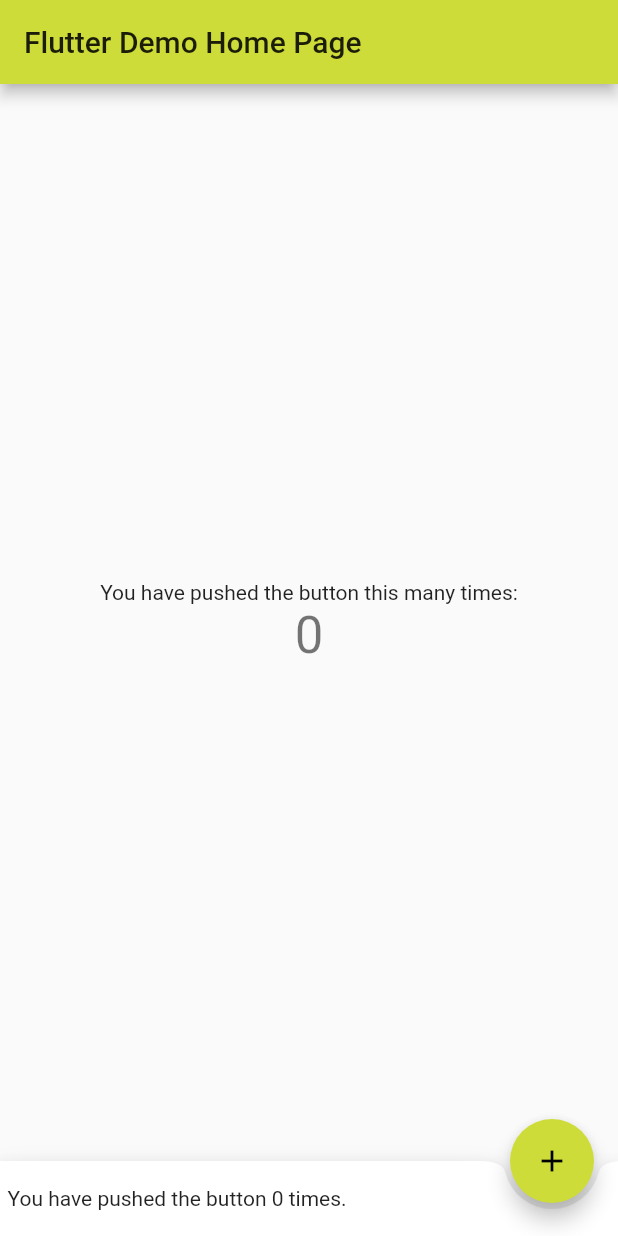
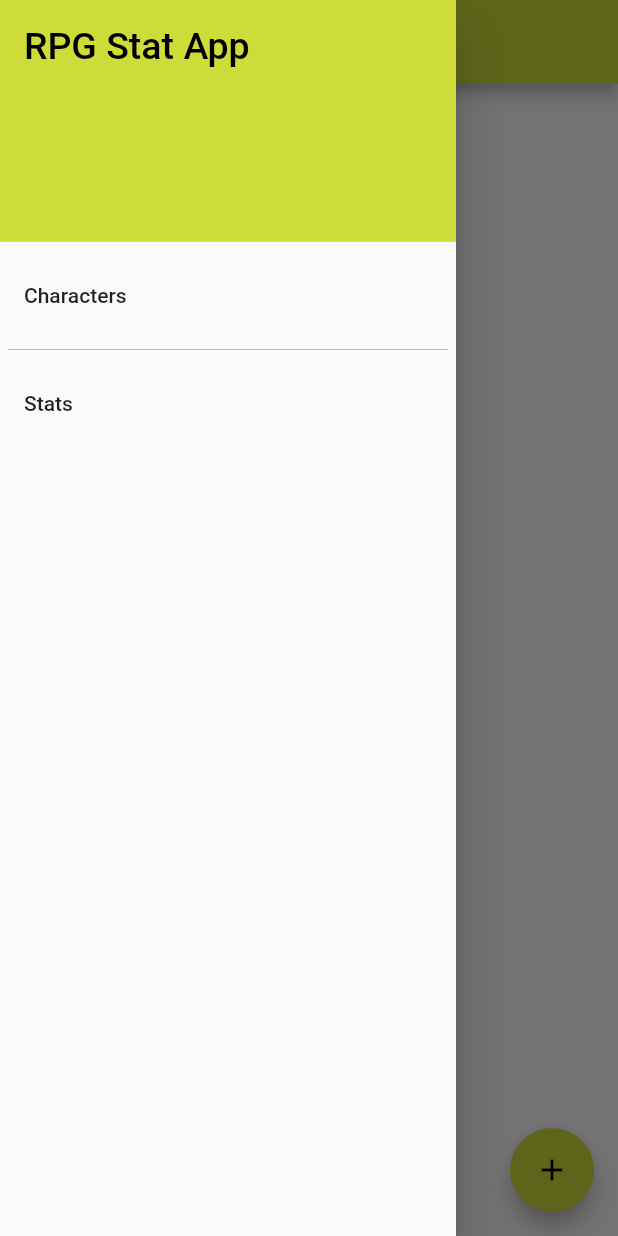
Before and after one commit to plaidScience/rpg_stats, a Flutter app: the screen it shows after launch, with the side drawer open (before the commit the screen has no drawer), on a phone screen of 412 x 824 dp. Run offline on Flutter 3.47's test engine with Material 2 defaults, Android fonts, the phone set to English and light mode, and no system bars.

```diff
--- a/lib/main.dart
+++ b/lib/main.dart
@@ -7,92 +7,86 @@ class MyApp extends StatelessWidget {
   @override
   Widget build(BuildContext context) {
     return MaterialApp(
-      title: 'Flutter Demo',
+      title: 'RPG Stat App',
       theme: ThemeData (
         primarySwatch: Colors.lime,
-
       ),
-      home: MyHomePage(title: 'Flutter Demo Home Page'),
+      initialRoute: '/character',
+      routes: {
+        '/character' : (BuildContext context) => MyScreen(title: "Characters", type: "chars"),
+        //'/character/viewer' : (BuildContext context) => Viewer(),
+        '/character/editor' : (BuildContext context) => Editor(),
+        '/stat' : (BuildContext context) => MyScreen(title: "Stats", type: "stats"),
+        //'/stat/viewer' : (BuildContext context) => Viewer(),
+        '/stat/editor' : (BuildContext context) => Editor()
+      }
     );
   }
 }
 
-class MyHomePage extends StatefulWidget {
-  MyHomePage({Key key, this.title}) : super(key: key);
+/*class Viewer extends StatelessWidget{
+  final String title;
+  Viewer({Key key, this.title}) : super(key: key);
 
-  // This widget is the home page of your application. It is stateful, meaning
-  // that it has a State object (defined below) that contains fields that affect
-  // how it looks.
+}*/
 
-  // This class is the configuration for the state. It holds the values (in this
-  // case the title) provided by the parent (in this case the App widget) and
-  // used by the build method of the State. Fields in a Widget subclass are
-  // always marked "final".
-
+class Editor extends StatelessWidget {
   final String title;
-
+  Editor({Key key, this.title}) : super(key: key);
   @override
-  _MyHomePageState createState() => _MyHomePageState();
+  Widget build(BuildContext context) {
+    return Scaffold(
+      appBar: AppBar(),
+    );
+  }
 }
 
-class _MyHomePageState extends State<MyHomePage> {
-  int _counter = 0;
-
-  void _incrementCounter() {
-    setState(() {
-      // This call to setState tells the Flutter framework that something has
-      // changed in this State, which causes it to rerun the build method below
-      // so that the display can reflect the updated values. If we changed
-      // _counter without calling setState(), then the build method would not be
-      // called again, and so nothing would appear to happen.
-      _counter++;
-    });
-  }
-
+class MyScreen extends StatelessWidget {
+  final String title;
+  final String type;
+  MyScreen({Key key, this.title, this.type}) : super(key: key);
   @override
-  Widget build(BuildContext context) {
-    // This method is rerun every time setState is called, for instance as done
-    // by the _incrementCounter method above.
-    //
-    // The Flutter framework has been optimized to make rerunning build methods
-    // fast, so that you can just rebuild anything that needs updating rather
-    // than having to individually change instances of widgets.
+  Widget build(BuildContext context){
     return Scaffold(
-      appBar: AppBar(
-        title: Text(widget.title),
-      ),
-      body: Center(
-        child: Column (
-          mainAxisAlignment: MainAxisAlignment.center,
+      appBar: AppBar(title: Text(title)),
+      body: Center(child: Text('My Page!')),
+      drawer: Drawer(
+        child: ListView(
+          padding: EdgeInsets.zero,
           children: <Widget>[
-            Text(
-              'You have pushed the button this many times:',
+            DrawerHeader(
+              child: Text('RPG Stat App', style: TextStyle(color: Colors.black, fontSize: 25.0)),
+              decoration: BoxDecoration(
+                color: Colors.lime,
+              ),
             ),
-            Text(
-              '$_counter',
-              style: Theme.of(context).textTheme.display1,
+            ListTile(
+              title: Text('Characters'),
+              onTap: () {
+                //navigate to the item
+                Navigator.pushReplacementNamed(context, '/character');
+              },
+            ),
+            Divider(
+              indent: 5.0,
+              endIndent: 5.0,
+              color: Colors.black26
+            ),
+            ListTile(
+              title: Text('Stats'),
+              onTap: () {
+                //navigate to the item
+                Navigator.pushReplacementNamed(context, '/stat');
+              },
             ),
           ],
         ),
       ),
-      bottomNavigationBar: BottomAppBar(
-        shape: const CircularNotchedRectangle(),
-        child: Container(
-          height: 50.0,
-          alignment: Alignment.centerLeft,
-          padding: EdgeInsets.all(5.0),
-          child: Text(
-            'You have pushed the button $_counter times.',
-            textAlign: TextAlign.left,
-          ),
-        ),
+      floatingActionButton: FloatingActionButton(
+        onPressed: (){Navigator.pushNamed(context, "/editor");},
+        tooltip: "New "+title,
+        child: Icon(Icons.add)
       ),
-      floatingActionButton: FloatingActionButton(
-        onPressed: _incrementCounter,
-        tooltip: 'Increment',
-        child: Icon(Icons.add),
-      ),
-      floatingActionButtonLocation: FloatingActionButtonLocation.endDocked,
     );
   }
 }
```
Also changed, not shown: lib/statClasses.dart (+56 -78 lines).
